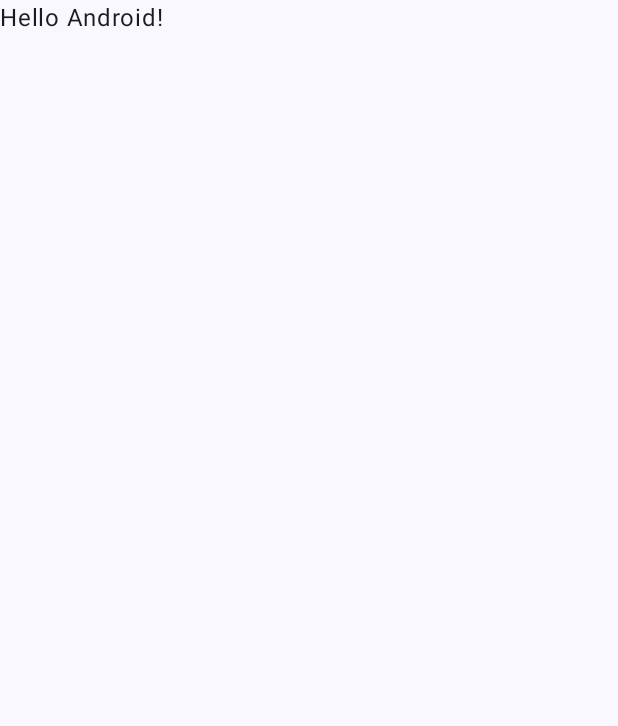
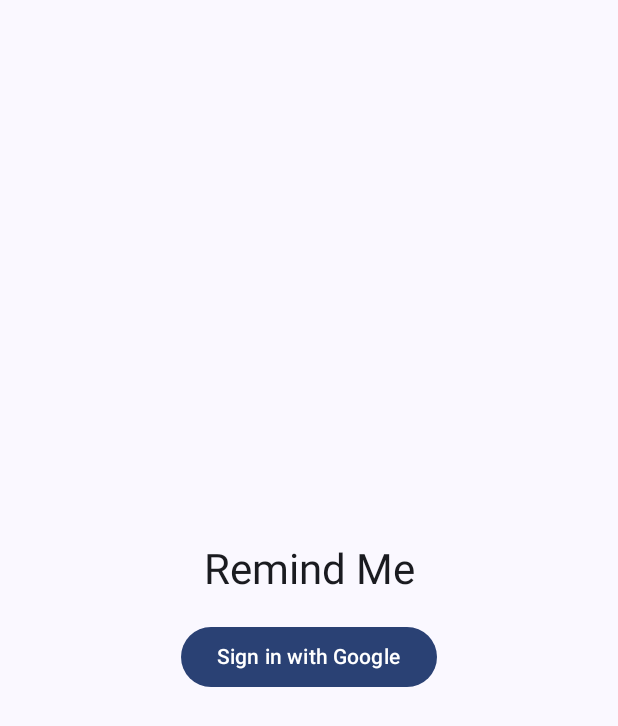
Before and after one commit to tabufellin/curly-octo-fortnight, an Android app built with Jetpack Compose: the screen it shows after launch (MainActivity), on a phone screen of 412 x 824 dp. Before the commit the part shown is almost empty. Shown: the top 726 px of the screen. Run offline under Robolectric (Android 15) with nearby library versions, the phone set to English and light mode, and no system bars.

Commit message:
Update MainActivity.kt

```diff
--- a/app/src/main/java/com/example/remindme/MainActivity.kt
+++ b/app/src/main/java/com/example/remindme/MainActivity.kt
@@ -1,15 +1,21 @@
 package com.example.remindme
 
+import android.content.Intent
 import android.os.Bundle
 import androidx.activity.ComponentActivity
 import androidx.activity.compose.setContent
-import androidx.compose.foundation.layout.fillMaxSize
+import androidx.compose.foundation.background
+import androidx.compose.foundation.layout.*
+import androidx.compose.material3.Button
 import androidx.compose.material3.MaterialTheme
 import androidx.compose.material3.Surface
 import androidx.compose.material3.Text
 import androidx.compose.runtime.Composable
+import androidx.compose.ui.Alignment
 import androidx.compose.ui.Modifier
+import androidx.compose.ui.graphics.Color
 import androidx.compose.ui.tooling.preview.Preview
+import androidx.compose.ui.unit.dp
 import com.example.remindme.ui.theme.RemindMeTheme
 
 class MainActivity : ComponentActivity() {
@@ -19,28 +25,48 @@ class MainActivity : ComponentActivity() {
             RemindMeTheme {
                 // A surface container using the 'background' color from the theme
                 Surface(
-                    modifier = Modifier.fillMaxSize(),
+                    modifier = Modifier.fillMaxSize().background(Color(0xFF0000FF)),
                     color = MaterialTheme.colorScheme.background
                 ) {
-                    Greeting("Android")
+                    Column(
+                        modifier = Modifier.fillMaxSize(),
+                        verticalArrangement = Arrangement.Center,
+                        horizontalAlignment = Alignment.CenterHorizontally
+                    ) {
+                        Text(text = "Remind Me", style = MaterialTheme.typography.headlineMedium)
+                        Spacer(modifier = Modifier.height(16.dp))
+                        Button(onClick = {
+                            val intent = Intent(this@MainActivity, SecondActivity::class.java)
+                            startActivity(intent)
+                        }) {
+                            Text(text = "Sign in with Google")
+                        }
+                    }
                 }
             }
         }
     }
 }
 
-@Composable
-fun Greeting(name: String, modifier: Modifier = Modifier) {
-    Text(
-        text = "Hello $name!",
-        modifier = modifier
-    )
-}
-
 @Preview(showBackground = true)
 @Composable
-fun GreetingPreview() {
+fun MainScreenPreview() {
     RemindMeTheme {
-        Greeting("Android")
+        Surface(
+            modifier = Modifier.fillMaxSize().background(Color(0xFF0000FF)),
+            color = MaterialTheme.colorScheme.background
+        ) {
+            Column(
+                modifier = Modifier.fillMaxSize(),
+                verticalArrangement = Arrangement.Center,
+                horizontalAlignment = Alignment.CenterHorizontally
+            ) {
+                Text(text = "Remind Me", style = MaterialTheme.typography.headlineMedium)
+                Spacer(modifier = Modifier.height(16.dp))
+                Button(onClick = {}) {
+                    Text(text = "Sign in with Google")
+                }
+            }
+        }
     }
 }
```
